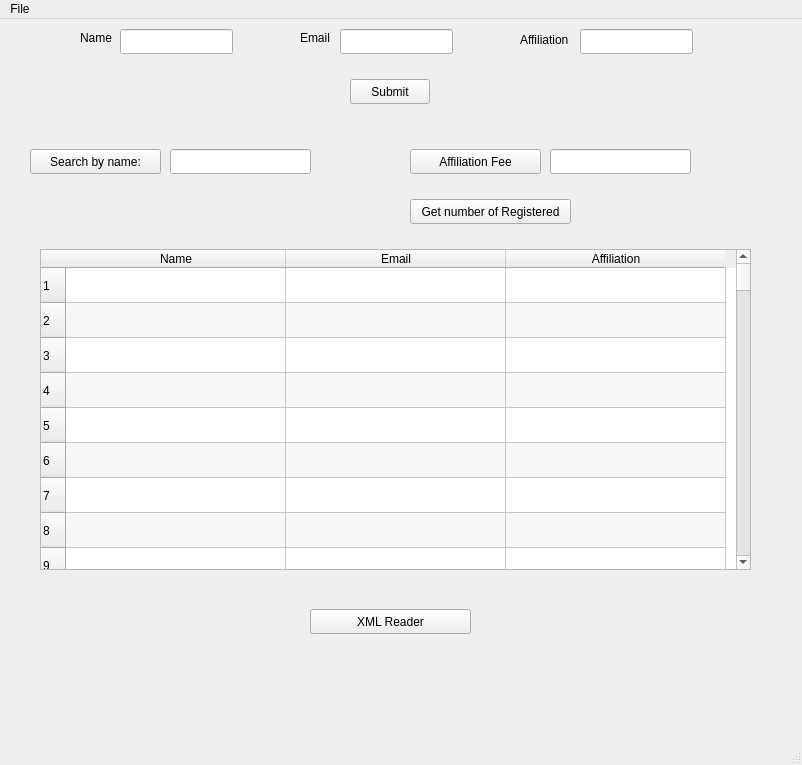
The window that cos3711/assignment_2/working/newnew_x1_gui_working/mainwindow.ui (Tabish1511/4thYearAssignments) describes before a commit, drawn with Qt 5.
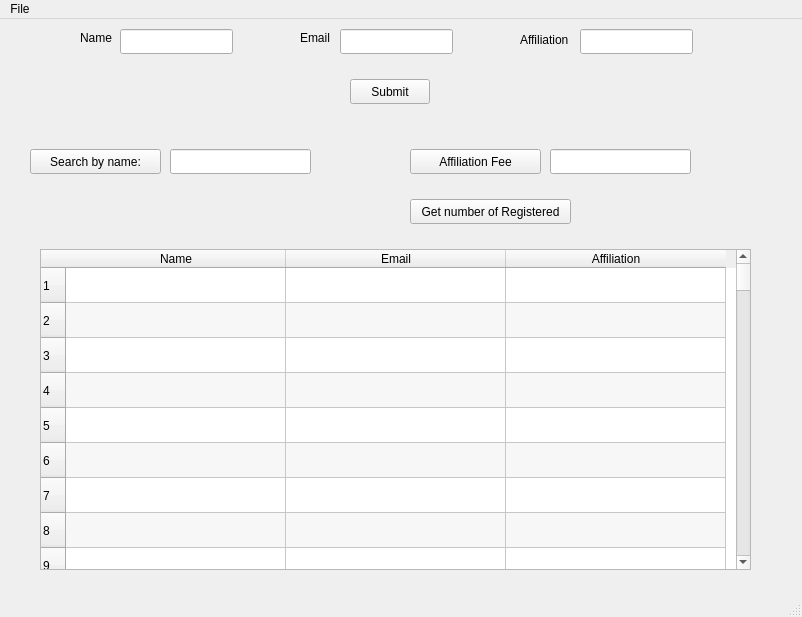
The same window after the commit.

Diff of the .ui file:
```diff
--- a/cos3711/assignment_2/working/newnew_x1_gui_working/mainwindow.ui
+++ b/cos3711/assignment_2/working/newnew_x1_gui_working/mainwindow.ui
@@ -7,7 +7,7 @@
     <x>0</x>
     <y>0</y>
     <width>802</width>
-    <height>765</height>
+    <height>617</height>
    </rect>
   </property>
   <property name="windowTitle">
@@ -337,19 +337,6 @@
      </property>
     </column>
    </widget>
-   <widget class="QPushButton" name="pushButton_5">
-    <property name="geometry">
-     <rect>
-      <x>310</x>
-      <y>590</y>
-      <width>161</width>
-      <height>25</height>
-     </rect>
-    </property>
-    <property name="text">
-     <string>XML Reader</string>
-    </property>
-   </widget>
   </widget>
   <widget class="QMenuBar" name="menubar">
    <property name="geometry">
```
